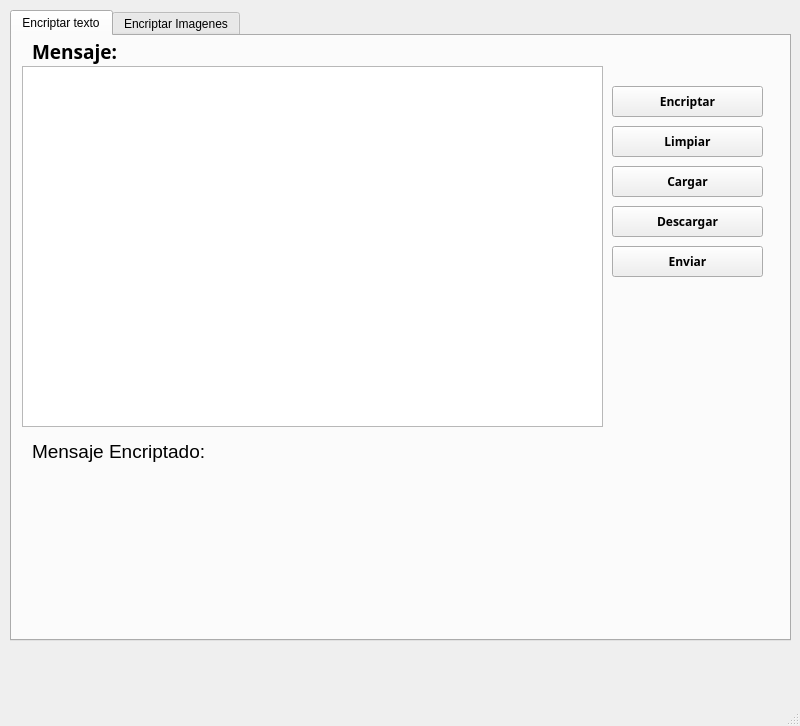
Qt form Practicas Python con RICHIE/App/FormEncriptar.ui (Nefta11/Curso_Python) before a commit.
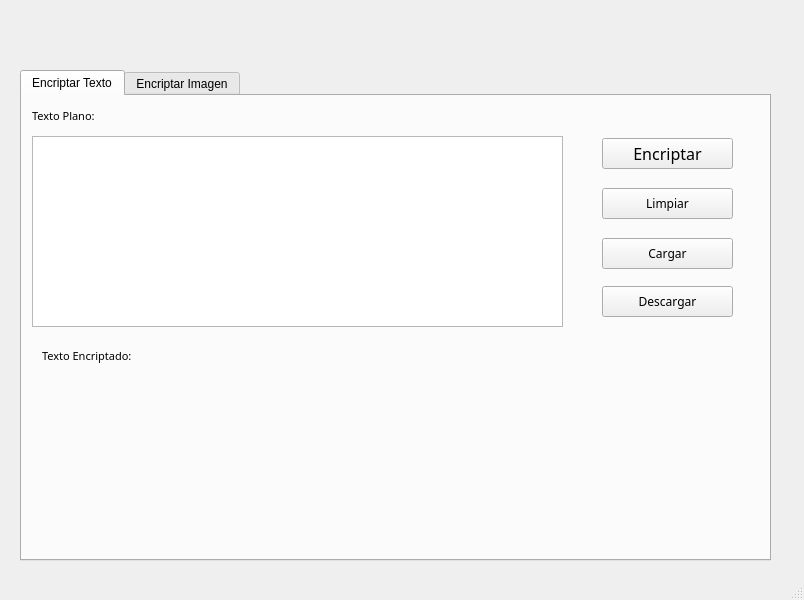
The same form after that commit. The open tabs and pages were chosen to show the change. Icons and pictures are not drawn.

Commit message: Refactor la ventana de inicio de sesión: cambiar a QMainWindow, mejorar la gestión de eventos y actualizar la interfaz de usuario.

What changed in the file:
```diff
--- a/Practicas Python con RICHIE/App/FormEncriptar.ui
+++ b/Practicas Python con RICHIE/App/FormEncriptar.ui
@@ -6,25 +6,31 @@
    <rect>
     <x>0</x>
     <y>0</y>
-    <width>800</width>
-    <height>726</height>
+    <width>804</width>
+    <height>600</height>
    </rect>
   </property>
   <property name="windowTitle">
    <string>MainWindow</string>
   </property>
+  <property name="toolButtonStyle">
+   <enum>Qt::ToolButtonIconOnly</enum>
+  </property>
   <widget class="QWidget" name="centralwidget">
    <widget class="QTabWidget" name="tabWidget">
     <property name="geometry">
      <rect>
-      <x>10</x>
-      <y>10</y>
-      <width>781</width>
-      <height>631</height>
+      <x>20</x>
+      <y>70</y>
+      <width>751</width>
+      <height>491</height>
      </rect>
     </property>
     <property name="currentIndex">
-     <number>1</number>
+     <number>0</number>
+    </property>
+    <property name="elideMode">
+     <enum>Qt::ElideMiddle</enum>
     </property>
     <widget class="QWidget" name="tab">
      <attribute name="icon">
@@ -33,44 +39,87 @@
       </iconset>
      </attribute>
      <attribute name="title">
-      <string>Encriptar texto</string>
+      <string>Encriptar Texto</string>
      </attribute>
      <widget class="QLabel" name="label">
       <property name="geometry">
        <rect>
         <x>20</x>
-        <y>0</y>
-        <width>121</width>
-        <height>31</height>
+        <y>250</y>
+        <width>201</width>
+        <height>20</height>
        </rect>
       </property>
       <property name="font">
        <font>
-        <family>Bodoni MT Black</family>
+        <family>8514oem</family>
+        <pointsize>8</pointsize>
+       </font>
+      </property>
+      <property name="text">
+       <string>Texto Encriptado:</string>
+      </property>
+     </widget>
+     <widget class="QLabel" name="lblMensajeEncriptado">
+      <property name="geometry">
+       <rect>
+        <x>10</x>
+        <y>270</y>
+        <width>531</width>
+        <height>171</height>
+       </rect>
+      </property>
+      <property name="font">
+       <font>
         <pointsize>14</pointsize>
-        <weight>75</weight>
-        <bold>true</bold>
        </font>
       </property>
       <property name="text">
-       <string>Mensaje:</string>
+       <string/>
       </property>
      </widget>
-     <widget class="QPushButton" name="Encriptar_6">
+     <widget class="QPlainTextEdit" name="txtMensaje">
       <property name="geometry">
        <rect>
-        <x>600</x>
-        <y>50</y>
-        <width>151</width>
+        <x>10</x>
+        <y>40</y>
+        <width>531</width>
+        <height>191</height>
+       </rect>
+      </property>
+     </widget>
+     <widget class="QLabel" name="lblTextoPlano">
+      <property name="geometry">
+       <rect>
+        <x>10</x>
+        <y>10</y>
+        <width>141</width>
+        <height>20</height>
+       </rect>
+      </property>
+      <property name="font">
+       <font>
+        <family>8514oem</family>
+        <pointsize>8</pointsize>
+       </font>
+      </property>
+      <property name="text">
+       <string>Texto Plano:</string>
+      </property>
+     </widget>
+     <widget class="QPushButton" name="btnEncriptar">
+      <property name="geometry">
+       <rect>
+        <x>580</x>
+        <y>42</y>
+        <width>131</width>
         <height>31</height>
        </rect>
       </property>
       <property name="font">
        <font>
-        <family>Bodoni MT Black</family>
-        <pointsize>9</pointsize>
-        <weight>75</weight>
-        <bold>true</bold>
+        <family>8514oem</family>
+        <pointsize>12</pointsize>
        </font>
       </property>
       <property name="text">
@@ -84,18 +133,37 @@
      <widget class="QPushButton" name="Encriptar_3">
       <property name="geometry">
        <rect>
-        <x>600</x>
-        <y>130</y>
-        <width>151</width>
+        <x>580</x>
+        <y>92</y>
+        <width>131</width>
         <height>31</height>
        </rect>
       </property>
       <property name="font">
        <font>
-        <family>Bodoni MT Black</family>
-        <pointsize>9</pointsize>
-        <weight>75</weight>
-        <bold>true</bold>
+        <family>8514oem</family>
+       </font>
+      </property>
+      <property name="text">
+       <string>Limpiar</string>
+      </property>
+      <property name="icon">
+       <iconset>
+        <normaloff>images/clean.png</normaloff>images/clean.png</iconset>
+      </property>
+     </widget>
+     <widget class="QPushButton" name="btnCargar">
+      <property name="geometry">
+       <rect>
+        <x>580</x>
+        <y>142</y>
+        <width>131</width>
+        <height>31</height>
+       </rect>
+      </property>
+      <property name="font">
+       <font>
+        <family>8514oem</family>
        </font>
       </property>
       <property name="text">
@@ -109,18 +177,15 @@
      <widget class="QPushButton" name="Encriptar_4">
       <property name="geometry">
        <rect>
-        <x>600</x>
-        <y>170</y>
-        <width>151</width>
+        <x>580</x>
+        <y>190</y>
+        <width>131</width>
         <height>31</height>
        </rect>
       </property>
       <property name="font">
        <font>
-        <family>Bodoni MT Black</family>
-        <pointsize>9</pointsize>
-        <weight>75</weight>
-        <bold>true</bold>
+        <family>8514oem</family>
        </font>
       </property>
       <property name="text">
@@ -131,101 +196,10 @@
         <normaloff>images/descargar.png</normaloff>images/descargar.png</iconset>
       </property>
      </widget>
-     <widget class="QPushButton" name="Encriptar_5">
-      <property name="geometry">
-       <rect>
-        <x>600</x>
-        <y>90</y>
-        <width>151</width>
-        <height>31</height>
-       </rect>
-      </property>
-      <property name="font">
-       <font>
-        <family>Bodoni MT Black</family>
-        <pointsize>9</pointsize>
-        <weight>75</weight>
-        <bold>true</bold>
-       </font>
-      </property>
-      <property name="text">
-       <string>Limpiar</string>
-      </property>
-      <property name="icon">
-       <iconset>
-        <normaloff>images/clean.png</normaloff>images/clean.png</iconset>
-      </property>
-     </widget>
-     <widget class="QLabel" name="label_2">
-      <property name="geometry">
-       <rect>
-        <x>20</x>
-        <y>400</y>
-        <width>241</width>
-        <height>31</height>
-       </rect>
-      </property>
-      <property name="font">
-       <font>
-        <pointsize>14</pointsize>
-       </font>
-      </property>
-      <property name="text">
-       <string>Mensaje Encriptado:</string>
-      </property>
-     </widget>
-     <widget class="QLabel" name="mensajeEncriptado">
-      <property name="geometry">
-       <rect>
-        <x>40</x>
-        <y>440</y>
-        <width>431</width>
-        <height>131</height>
-       </rect>
-      </property>
-      <property name="text">
-       <string/>
-      </property>
-     </widget>
-     <widget class="QPushButton" name="Encriptar_7">
-      <property name="geometry">
-       <rect>
-        <x>600</x>
-        <y>210</y>
-        <width>151</width>
-        <height>31</height>
-       </rect>
-      </property>
-      <property name="font">
-       <font>
-        <family>Bodoni MT Black</family>
-        <pointsize>9</pointsize>
-        <weight>75</weight>
-        <bold>true</bold>
-       </font>
-      </property>
-      <property name="text">
-       <string>Enviar</string>
-      </property>
-      <property name="icon">
-       <iconset>
-        <normaloff>images/enviar.png</normaloff>images/enviar.png</iconset>
-      </property>
-     </widget>
-     <widget class="QPlainTextEdit" name="plainTextEdit">
-      <property name="geometry">
-       <rect>
-        <x>10</x>
-        <y>30</y>
-        <width>581</width>
-        <height>361</height>
-       </rect>
-      </property>
-     </widget>
     </widget>
     <widget class="QWidget" name="tab_2">
      <attribute name="title">
-      <string>Encriptar Imagenes</string>
+      <string>Encriptar Imagen</string>
      </attribute>
      <widget class="QLabel" name="label_3">
       <property name="geometry">
```
Left out of the diff: 173 changed lines with no effect on the pictures. The commit also changes 6 other files.
